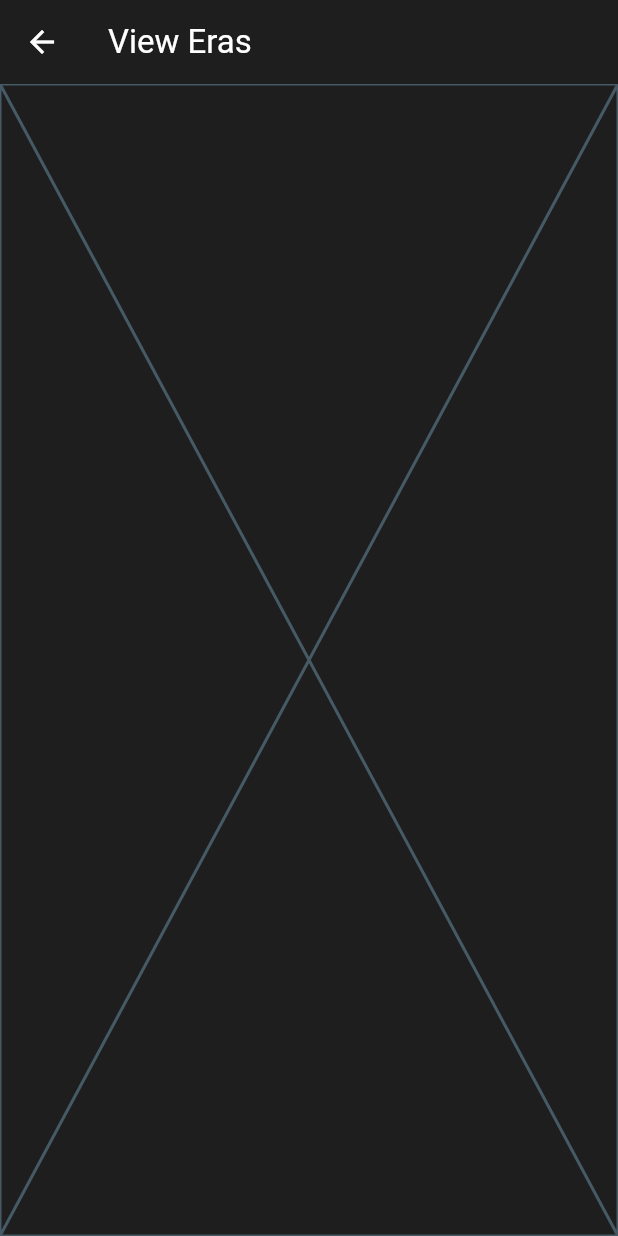
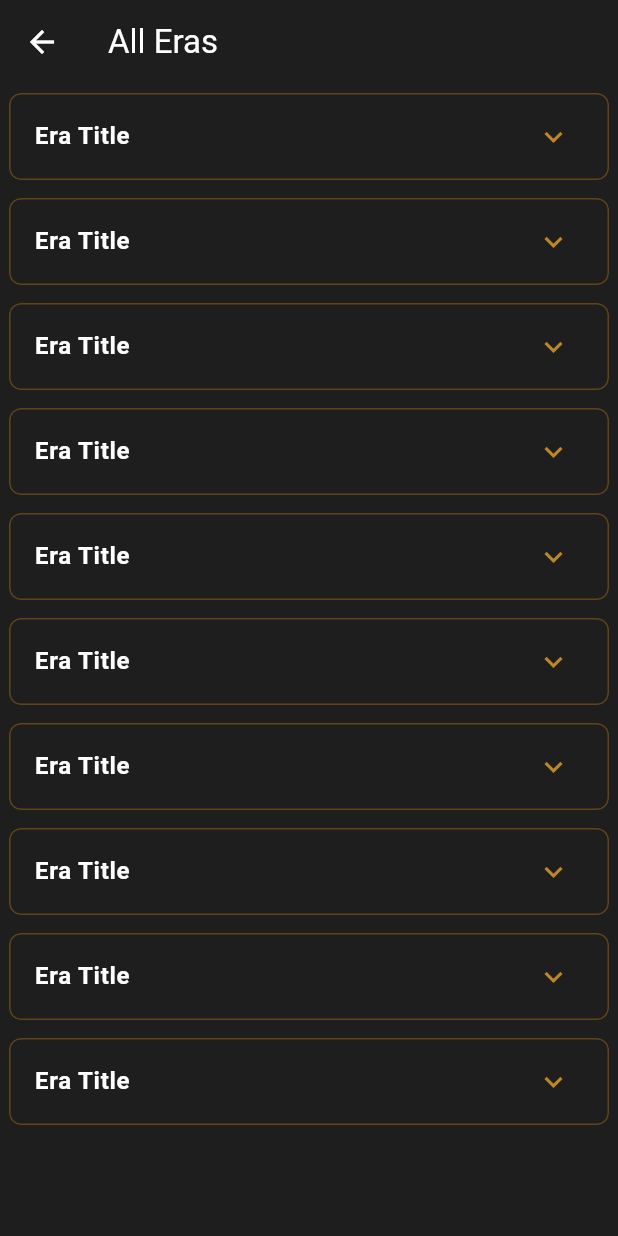
Before and after one commit to Jik00/Time-Lens-Dashboard, a Flutter app: the ViewEraView screen opened by its route, on a phone screen of 412 x 824 dp. Run offline on Flutter 3.47's test engine with Material 3 defaults, Android fonts, the phone set to English and light mode, and no system bars; our stand-ins replace dartz, flutter_bloc, flutter_screenutil, get_it, image_picker, modal_progress_hud_nsn and 2 more; accounts and stored records are empty; statements that could not run were skipped.

Commit message:
create view era ui

```diff
--- a/lib/features/era_crud/presentation/views/view_era_view.dart
+++ b/lib/features/era_crud/presentation/views/view_era_view.dart
@@ -13,7 +13,7 @@ class ViewEraView extends StatelessWidget {
   @override
   Widget build(BuildContext context) {
     return Scaffold(
-      appBar: buildAppBar('View Eras'),
+      appBar: buildAppBar('All Eras'),
       body: BlocProvider(
         create: (context) => getIt<EraCubit>(),
         child: const ViewEraViewBody(),
--- /dev/null
+++ b/lib/features/era_crud/presentation/views/widgets/expansion_tile_item.dart
@@ -0,0 +1,50 @@
+import 'package:flutter/material.dart';
+import 'package:flutter_screenutil/flutter_screenutil.dart';
+
+class ExpansionTileItem extends StatelessWidget {
+  const ExpansionTileItem({super.key});
+
+  @override
+  Widget build(BuildContext context) {
+    return Padding(
+      padding: const EdgeInsets.only(bottom: 12),
+      child: ExpansionTile(
+        title: const Text(
+          'Era Title',
+          style: TextStyle(
+              color: Colors.white, fontSize: 16, fontWeight: FontWeight.w600),
+        ),
+        iconColor: Colors.white,
+        collapsedIconColor: const Color(0xFFBC8729),
+        backgroundColor: const Color(0xFF614317),
+        collapsedShape: const RoundedRectangleBorder(
+            borderRadius: BorderRadius.all(Radius.circular(8)),
+            side: BorderSide(color: Color(0xFF614317))),
+        shape: const RoundedRectangleBorder(
+            borderRadius: BorderRadius.all(Radius.circular(8))),
+        children: [
+          Container(
+            height: 150,
+            clipBehavior: Clip.antiAlias,
+            margin: const EdgeInsets.all(10),
+            width: double.infinity,
+            decoration: BoxDecoration(
+              border: Border.all(color: Colors.white),
+              image: const DecorationImage(
+                image: NetworkImage(
+                    'https://bgiyysstohukhiztkyju.supabase.co/storage/v1/object/public/eras/the_new_kingdom/the_new_kingdom.png'),
+                fit: BoxFit.cover,
+              ),
+              borderRadius: const BorderRadius.all(Radius.circular(8)),
+            ),
+          ),
+          const Text(
+            '( 1100 - 1200 )',
+            style: TextStyle(color: Colors.white),
+          ),
+          SizedBox(height: 8.h),
+        ],
+      ),
+    );
+  }
+}
--- a/lib/features/era_crud/presentation/views/widgets/view_era_view_body.dart
+++ b/lib/features/era_crud/presentation/views/widgets/view_era_view_body.dart
@@ -1,10 +1,14 @@
 import 'package:flutter/material.dart';
+import 'package:timelens_dashboard/features/era_crud/presentation/views/widgets/expansion_tile_item.dart';
 
 class ViewEraViewBody extends StatelessWidget {
   const ViewEraViewBody({super.key});
 
   @override
   Widget build(BuildContext context) {
-    return const Placeholder();
+    return ListView.builder(
+        padding: const EdgeInsets.all(6),
+        itemBuilder: (index, context) => const ExpansionTileItem(),
+        itemCount: 10);
   }
 }
```
